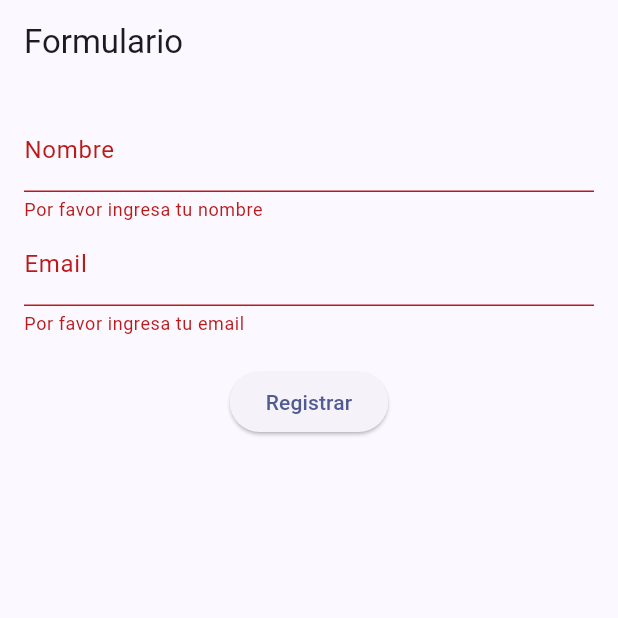
After one commit to cari-bu/practica, a Flutter app: the ScreenFormulario screen opened directly, after a tap on "Registrar", on a phone screen of 412 x 824 dp, the top half of it. The commit adds this screen. Run offline on Flutter 3.47's test engine with Material 3 defaults, Android fonts, the phone set to English and light mode, and no system bars; statements that could not run were skipped.

Commit message:
Actualiza main y agrega formulario

```diff
--- a/lib/main.dart
+++ b/lib/main.dart
@@ -20,7 +20,7 @@ class MiApp extends StatelessWidget {
         colorScheme: ColorScheme.fromSeed(seedColor: Colors.indigo),
         useMaterial3: true,
       ),
-      home: const CombustibleScreen(),
+      home: const ScreenFormulario(),
     );
   }
 }
--- /dev/null
+++ b/lib/screem/sreem_formulario.dart
@@ -0,0 +1,89 @@
+import 'package:flutter/material.dart';
+
+class ScreenFormulario extends StatefulWidget {
+  const ScreenFormulario({super.key});
+
+  @override
+  State<ScreenFormulario> createState() => _ScreenFormularioState();
+}
+
+class _ScreenFormularioState extends State<ScreenFormulario> {
+  //controladores de campo
+  final _formKey = GlobalKey<FormState>();
+  final _nombreController = TextEditingController();
+  final _emailController = TextEditingController();
+
+
+  void registrar() {
+    if (_formKey.currentState!.validate()) {
+      // Aquí puedes realizar la acción de registro o enviar los datos a un servidor
+      String nombre = _nombreController.text;
+      String email = _emailController.text;
+
+      // Ejemplo de impresión en consola
+      print('Nombre: $nombre');
+      print('Email: $email');
+
+      // Limpiar los campos después del registro
+      _nombreController.clear();
+      _emailController.clear();
+
+      // Mostrar un mensaje de éxito
+      ScaffoldMessenger.of(context).showSnackBar(
+        SnackBar(content: Text('Registro exitoso')),
+      );
+    }
+  }
+  @override
+  void dispose() {
+    _nombreController.dispose();
+    _emailController.dispose();
+    super.dispose();
+  }
+
+  @override
+  Widget build(BuildContext context) {
+    return Scaffold(
+      appBar: AppBar(title: const Text('Formulario')),
+      body: Form(
+        key: _formKey,
+        child: Padding(
+          padding: const EdgeInsets.all(16.0),
+          child: Column(
+            children: [
+              TextFormField(
+                controller: _nombreController,
+                decoration: const InputDecoration(labelText: 'Nombre'),
+                validator: (value) {                   // Validación del campo de nombre
+                  if (value == null || value.isEmpty) {
+                    return 'Por favor ingresa tu nombre';
+                  }
+                  return null;
+                },
+              ),
+              TextFormField(
+                controller: _emailController,
+                decoration: const InputDecoration(labelText: 'Email'),
+                validator: (value) {
+                  if (value == null || value.isEmpty) {
+                    return 'Por favor ingresa tu email';
+                  }
+                  // Validación básica de email
+                  if (!RegExp(r'^[^@]+@[^@]+\.[^@]+').hasMatch(value)) {
+                    return 'Por favor ingresa un email válido';
+                  }
+                  return null;
+                },
+              ),
+              const SizedBox(height: 20),
+              ElevatedButton(
+                onPressed: registrar,
+                child: const Text('Registrar'),
+              ),
+            ],
+          ),
+        )
+      )
+    );
+  }
+}
```
